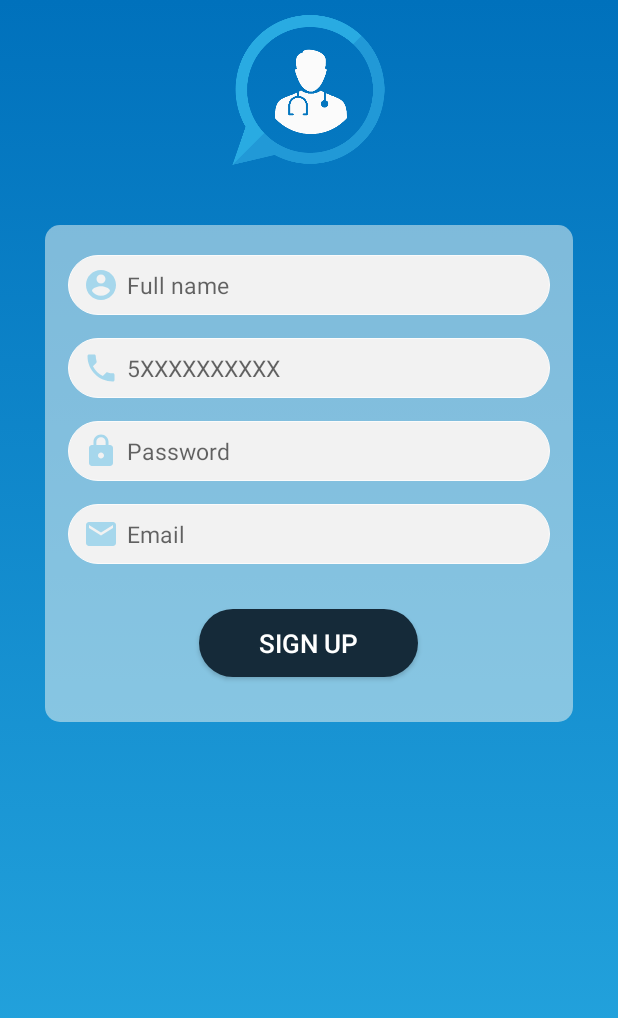
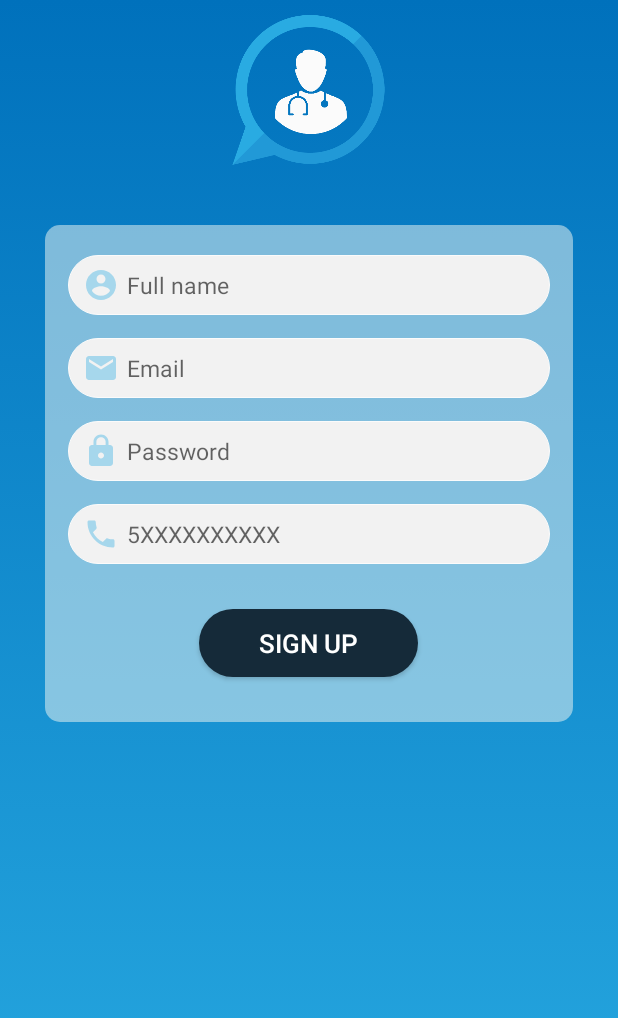
Before and after one commit to amr-ah/DoctorFinder, an Android app: the SignUpActivity screen opened directly, with no data from a screen before it, on a phone screen of 412 x 824 dp. Shown: the top 1018 px of the screen. Run offline under Robolectric (Android 15) with nearby library versions, the phone set to English and light mode, and no system bars.

Commit message:
update drawables

```diff
--- a/DoctorFinder/app/src/main/res/drawable-v24/backgrad.xml
+++ /dev/null
@@ -1,13 +0,0 @@
-<?xml version="1.0" encoding="utf-8"?>
-<selector xmlns:android="http://schemas.android.com/apk/res/android">
-    <item>
-        <shape>
-                <gradient
-                    android:startColor="#29ABE2"
-                    android:endColor="#0071BC"
-                    android:angle="90"
-                    />
-        </shape>
-    </item>
-
-</selector>
--- /dev/null
+++ b/DoctorFinder/app/src/main/res/drawable/backgradiant.xml
@@ -0,0 +1,13 @@
+<?xml version="1.0" encoding="utf-8"?>
+<selector xmlns:android="http://schemas.android.com/apk/res/android">
+    <item>
+        <shape>
+            <gradient
+                android:startColor="#29abe2"
+                android:endColor="#0071bc"
+                android:angle="90"
+                />
+        </shape>
+    </item>
+
+</selector>
--- a/DoctorFinder/app/src/main/res/drawable-v24/button_background.xml
+++ b/DoctorFinder/app/src/main/res/drawable/button_background.xml
@@ -18,4 +18,5 @@
             <corners android:radius="25dp"></corners>
         </shape>
     </item>
+
 </selector>
--- a/DoctorFinder/app/src/main/res/drawable-v24/rounded_white.xml
+++ b/DoctorFinder/app/src/main/res/drawable/rounded_white.xml
@@ -10,5 +10,4 @@
 
         </shape>
     </item>
-
 </selector>
--- a/DoctorFinder/app/src/main/res/drawable-v24/transparent_background.xml
+++ b/DoctorFinder/app/src/main/res/drawable/transparent_background.xml
@@ -7,5 +7,4 @@
             <corners android:radius="10dp"></corners>
         </shape>
     </item>
-
 </selector>
--- a/DoctorFinder/app/src/main/res/layout/activity_login.xml
+++ b/DoctorFinder/app/src/main/res/layout/activity_login.xml
@@ -5,7 +5,7 @@
     xmlns:tools="http://schemas.android.com/tools"
     android:layout_width="match_parent"
     android:layout_height="match_parent"
-    android:background="@drawable/backgrad"
+    android:background="@drawable/backgradiant"
     android:orientation="vertical"
     tools:context="capstone.com.doctorfinder.LoginActivity">
     <LinearLayout
--- a/DoctorFinder/app/src/main/res/layout/activity_main.xml
+++ b/DoctorFinder/app/src/main/res/layout/activity_main.xml
@@ -5,13 +5,13 @@
     xmlns:tools="http://schemas.android.com/tools"
     android:layout_width="match_parent"
     android:layout_height="match_parent"
-    android:background="@drawable/backgrad"
+    android:background="@drawable/backgradiant"
     android:orientation="vertical"
     android:gravity="center"
     tools:context="capstone.com.doctorfinder.MainActivity">
 
     <ImageView
-        android:layout_width="150sp"
+        android:layout_width="150dp"
         android:layout_height="wrap_content"
         android:src="@mipmap/doctorfinder"/>
 
--- a/DoctorFinder/app/src/main/res/layout/activity_sign_up.xml
+++ b/DoctorFinder/app/src/main/res/layout/activity_sign_up.xml
@@ -6,7 +6,7 @@
     android:layout_width="match_parent"
     android:layout_height="match_parent"
     android:orientation="vertical"
-    android:background="@drawable/backgrad"
+    android:background="@drawable/backgradiant"
     tools:context="capstone.com.doctorfinder.SignUpActivity">
     <LinearLayout
         android:paddingTop="10dp"
@@ -49,14 +49,15 @@
                 android:layout_marginEnd="15dp"
                 android:layout_width="match_parent"
                 android:layout_height="40dp"
-                android:drawableLeft="@drawable/ic_phone_black_24dp"
-                android:hint="5XXXXXXXXXX"
+                android:drawableLeft="@drawable/ic_email_black_24dp"
+                android:hint="Email"
                 android:textSize="15sp"
                 android:background="@drawable/rounded_white"
                 android:drawablePadding="5dp"
                 android:paddingStart="10dp"
                 android:paddingLeft="@null"
                 />
+
             <AutoCompleteTextView
                 android:layout_marginTop="15dp"
                 android:layout_marginStart="15dp"
@@ -78,14 +79,15 @@
                 android:layout_marginEnd="15dp"
                 android:layout_width="match_parent"
                 android:layout_height="40dp"
-                android:drawableLeft="@drawable/ic_email_black_24dp"
-                android:hint="Email"
+                android:drawableLeft="@drawable/ic_phone_black_24dp"
+                android:hint="5XXXXXXXXXX"
                 android:textSize="15sp"
                 android:background="@drawable/rounded_white"
                 android:drawablePadding="5dp"
                 android:paddingStart="10dp"
                 android:paddingLeft="@null"
                 />
+
 
 
             <Button
```
Also changed, not shown: DoctorFinder/app/src/main/res/drawable/ic_account_circle_black_24dp.xml (renamed from DoctorFinder/app/src/main/res/drawable-v24/ic_account_circle_black_24dp.xml), DoctorFinder/app/src/main/res/drawable/ic_phone_black_24dp.xml (renamed from DoctorFinder/app/src/main/res/drawable-v24/ic_phone_black_24dp.xml). Lines whose indentation alone changed are shown as unchanged.
